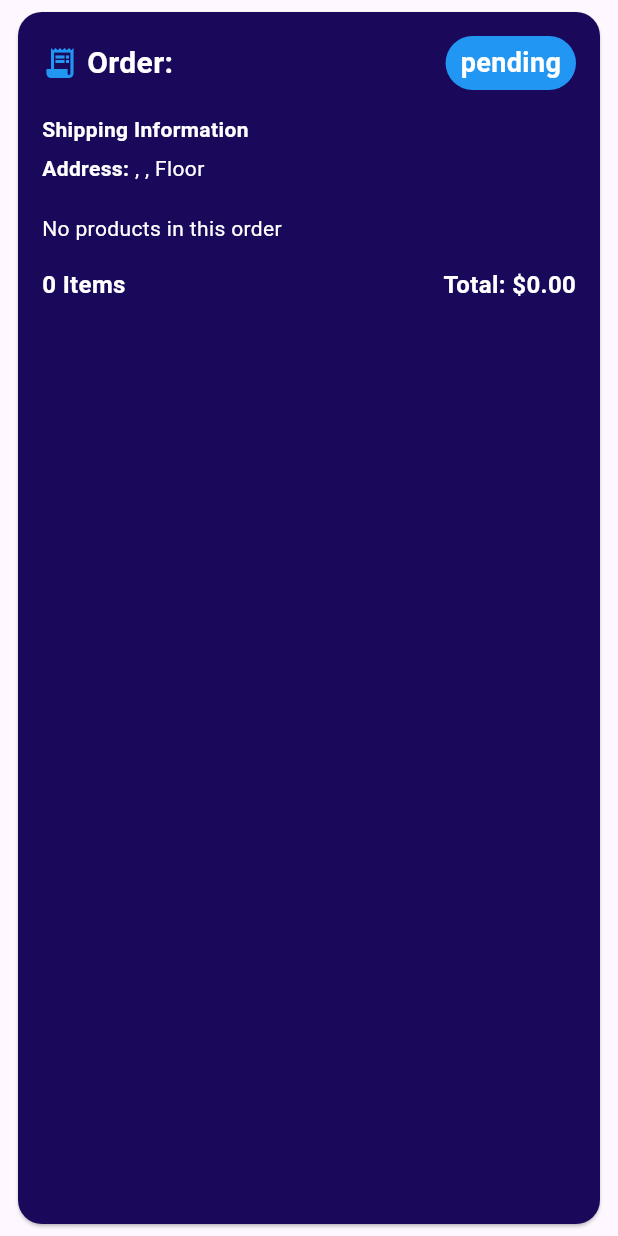
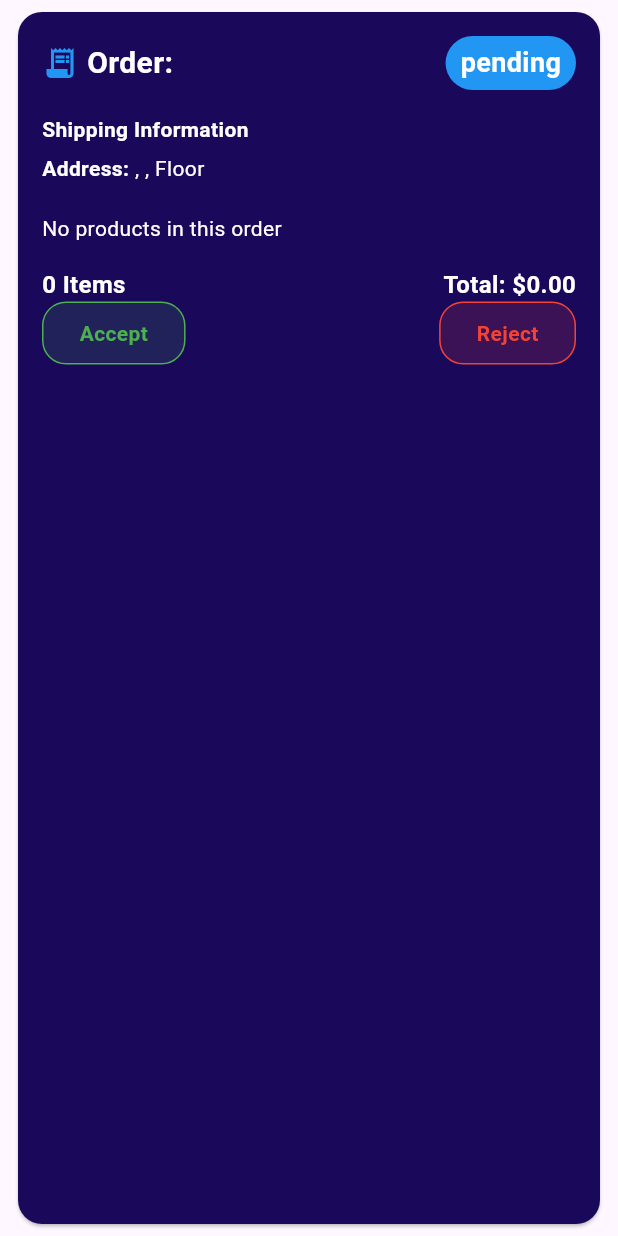
Before and after one commit to fouadelozery/Dishboard_Fruits_app, a Flutter app: the OrderItem widget shown alone on an empty page, opened directly with empty values, on a phone screen of 412 x 824 dp. Run offline on Flutter 3.47's test engine with Material 3 defaults, Android fonts, the phone set to English and light mode, and no system bars; our stand-ins replace bloc, cached_network_image, cloud_firestore, dartz, firebase_core, flutter_bloc and 5 more; accounts and stored records are empty; Roboto replaces fonts that are missing (Cairo); key blocks and very long unbroken strings in the code were emptied for the run.

Commit message:
update order

```diff
--- a/lib/core/helper/utiles/endpoint.dart
+++ b/lib/core/helper/utiles/endpoint.dart
@@ -4,4 +4,5 @@ class Endpoint {
   static const getUserData = "users";
   static const addProduct = "products";
   static const getOrders = "order";
+  static const updateOrders = "order";
 }
--- a/lib/core/services/database_service.dart
+++ b/lib/core/services/database_service.dart
@@ -14,4 +14,9 @@ abstract class DatabaseService {
     required String path,
     Map<String, dynamic>? query,
   });
+  Future<void> updataData({
+    required String path,
+    required Map<String, dynamic> data,
+    String id,
+  });
 }
--- /dev/null
+++ b/lib/features/view_order/cubits/update_orders/update_order_state.dart
@@ -0,0 +1,16 @@
+part of 'update_order_cubit.dart';
+
+@immutable
+sealed class UpdateOrderState {}
+
+final class UpdateOrderInitial extends UpdateOrderState {}
+
+final class UpdateOrderLoading extends UpdateOrderState {}
+
+final class UpdateOrderSuccess extends UpdateOrderState {}
+
+final class UpdateOrderFailure extends UpdateOrderState {
+  final String errorMessage;
+
+  UpdateOrderFailure({required this.errorMessage});
+}
--- a/lib/features/view_order/domain/repos/order_repo.dart
+++ b/lib/features/view_order/domain/repos/order_repo.dart
@@ -5,7 +5,7 @@ import 'package:dishboard_fruits_app/features/view_order/domain/entities/order_e
 
 abstract class OrderRepo {
   Stream<Either<Failure, List<OrderEntity>>> fetchOrders();
-  Future<Either<Failure, void>> uodateOrder({
+  Future<Either<Failure, void>> updateOrder({
     required OrderStatusEnum state,
     required String orderId,
   });
--- /dev/null
+++ b/lib/features/view_order/presentation/views/widgets/order_buttom.dart
@@ -0,0 +1,58 @@
+import 'package:dishboard_fruits_app/core/helper/utiles/colors.dart';
+import 'package:flutter/material.dart';
+
+class OrderButton extends StatelessWidget {
+  const OrderButton({
+    super.key,
+    required this.onAccept,
+    required this.onReject,
+  });
+
+  final VoidCallback onAccept;
+  final VoidCallback onReject;
+
+  @override
+  Widget build(BuildContext context) {
+    return Row(
+      mainAxisAlignment: MainAxisAlignment.spaceBetween,
+      children: [
+        _buildButton(
+          title: "Accept",
+          color: Colors.green,
+          textColor: Colors.white,
+          onTap: onAccept,
+        ),
+        _buildButton(
+          title: "Reject",
+          color: Colors.red,
+          textColor: Colors.white,
+          onTap: onReject,
+        ),
+      ],
+    );
+  }
+
+  Widget _buildButton({
+    required String title,
+    required Color color,
+    required Color textColor,
+    required VoidCallback onTap,
+  }) {
+    return InkWell(
+      onTap: onTap,
+      borderRadius: BorderRadius.circular(16),
+      child: Container(
+        padding: const EdgeInsets.symmetric(vertical: 10, horizontal: 24),
+        decoration: BoxDecoration(
+          color: color.withOpacity(0.15),
+          borderRadius: BorderRadius.circular(16),
+          border: Border.all(color: color),
+        ),
+        child: Text(
+          title,
+          style: TextStyle(color: color, fontWeight: FontWeight.bold),
+        ),
+      ),
+    );
+  }
+}
--- a/pubspec.yaml
+++ b/pubspec.yaml
@@ -17,6 +17,7 @@ dependencies:
   flutter_bloc: ^9.1.1
   get_it: ^8.2.0
   image_picker: ^1.2.0
+  modal_progress_hud_nsn: ^0.5.1
   path: ^1.9.1
   skeletonizer: ^2.1.0+1
   supabase_flutter: ^2.10.2
```
Also changed, not shown: lib/core/services/fire_store_services.dart (+9 -0 lines), lib/features/view_order/cubits/fetch_order/fetch_order_cubit.dart (+23 -11 lines), lib/features/view_order/cubits/update_orders/update_order_cubit.dart (added, +26 -0 lines), lib/features/view_order/domain/repos/order_repo_imp.dart (+27 -3 lines), lib/features/view_order/presentation/views/order_view.dart (+12 -3 lines), lib/features/view_order/presentation/views/widgets/order_item.dart (+18 -0 lines), lib/features/view_order/presentation/views/widgets/update_order_builder.dart (added, +44 -0 lines), pubspec.lock.
